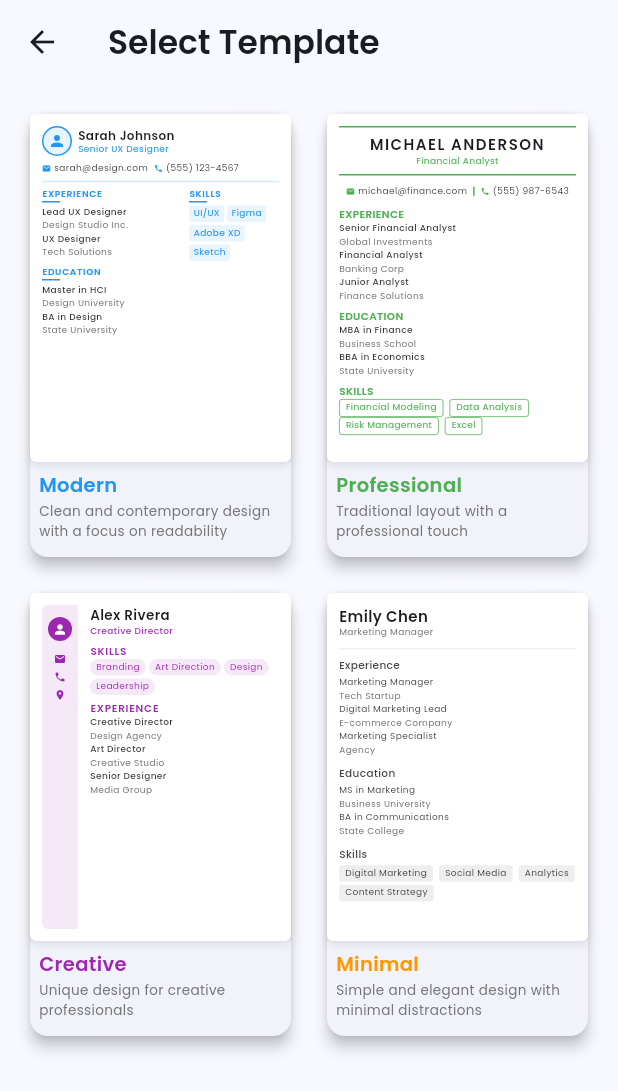
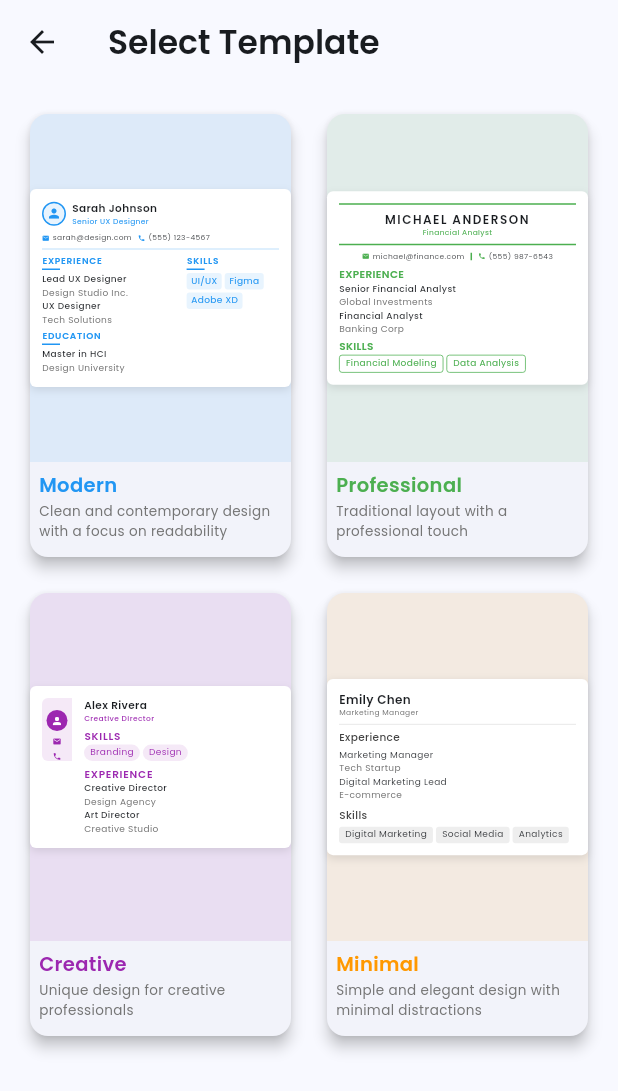
Before and after one commit to chamudithaperera/Flutter-Dart-project-07-Resume_Maker, a Flutter app: the screen it shows after launch, after a tap on "Create my resume", on a phone screen of 412 x 824 dp. Shown: the top 1091 px of the screen. Run offline on Flutter 3.47's test engine with Material 3 defaults, Android fonts, the light colour scheme and no system bars; our stand-ins replace font_awesome_flutter, google_fonts, image_picker, pdf.

Commit message:
Refactor SelectTemplatePage and ResumePreviewCard for improved layout and functionality
- Updated SelectTemplatePage to enhance the template selection interface with better padding and spacing.
- Refactored ResumePreviewCard to utilize SingleChildScrollView for improved scrolling behavior and layout adjustments.
- Adjusted text sizes and styles for better readability across different templates.
- Streamlined template data structure to include color properties and descriptions for a more informative user experience.

```diff
--- a/resume_maker/lib/screens/select_template_page.dart
+++ b/resume_maker/lib/screens/select_template_page.dart
@@ -45,20 +45,22 @@ class ResumePreviewCard extends StatelessWidget {
           ),
         ],
       ),
+      child: SingleChildScrollView(
         child: Column(
+          mainAxisSize: MainAxisSize.min,
           crossAxisAlignment: CrossAxisAlignment.start,
           children: [
             Row(
               children: [
                 Container(
-                width: 20,
-                height: 20,
+                  width: 16,
+                  height: 16,
                   decoration: BoxDecoration(
                     shape: BoxShape.circle,
                     color: color.withOpacity(0.1),
                     border: Border.all(color: color, width: 1),
                   ),
-                child: Icon(Icons.person, color: color, size: 12),
+                  child: Icon(Icons.person, color: color, size: 10),
                 ),
                 const SizedBox(width: 4),
                 Expanded(
@@ -68,14 +70,14 @@ class ResumePreviewCard extends StatelessWidget {
                       Text(
                         'Sarah Johnson',
                         style: GoogleFonts.poppins(
-                        fontSize: 8,
+                          fontSize: 7,
                           fontWeight: FontWeight.w600,
                         ),
                       ),
                       Text(
                         'Senior UX Designer',
                         style: GoogleFonts.poppins(
-                        fontSize: 6,
+                          fontSize: 5,
                           color: color,
                         ),
                       ),
@@ -88,18 +90,18 @@ class ResumePreviewCard extends StatelessWidget {
             Row(
               mainAxisSize: MainAxisSize.min,
               children: [
-              Icon(Icons.email, size: 6, color: color),
+                Icon(Icons.email, size: 5, color: color),
                 const SizedBox(width: 2),
                 Text(
                   'sarah@design.com',
-                style: GoogleFonts.poppins(fontSize: 6),
+                  style: GoogleFonts.poppins(fontSize: 5),
                 ),
                 const SizedBox(width: 4),
-              Icon(Icons.phone, size: 6, color: color),
+                Icon(Icons.phone, size: 5, color: color),
                 const SizedBox(width: 2),
                 Text(
                   '(555) 123-4567',
-                style: GoogleFonts.poppins(fontSize: 6),
+                  style: GoogleFonts.poppins(fontSize: 5),
                 ),
               ],
             ),
@@ -118,17 +120,15 @@ class ResumePreviewCard extends StatelessWidget {
                           'Lead UX Designer', 'Design Studio Inc.', color),
                       _buildExperienceItem(
                           'UX Designer', 'Tech Solutions', color),
-                    const SizedBox(height: 4),
+                      const SizedBox(height: 2),
                       _buildSection('Education', color),
                       const SizedBox(height: 2),
                       _buildExperienceItem(
                           'Master in HCI', 'Design University', color),
-                    _buildExperienceItem(
-                        'BA in Design', 'State University', color),
                     ],
                   ),
                 ),
-              const SizedBox(width: 8),
+                const SizedBox(width: 4),
                 Expanded(
                   flex: 2,
                   child: Column(
@@ -143,7 +143,6 @@ class ResumePreviewCard extends StatelessWidget {
                           _buildSkillChip('UI/UX', color),
                           _buildSkillChip('Figma', color),
                           _buildSkillChip('Adobe XD', color),
-                        _buildSkillChip('Sketch', color),
                         ],
                       ),
                     ],
@@ -152,6 +151,7 @@ class ResumePreviewCard extends StatelessWidget {
               ],
             ),
           ],
+        ),
       ),
     );
   }
@@ -170,7 +170,9 @@ class ResumePreviewCard extends StatelessWidget {
           ),
         ],
       ),
+      child: SingleChildScrollView(
         child: Column(
+          mainAxisSize: MainAxisSize.min,
           crossAxisAlignment: CrossAxisAlignment.start,
           children: [
             Container(
@@ -187,7 +189,7 @@ class ResumePreviewCard extends StatelessWidget {
                   Text(
                     'MICHAEL ANDERSON',
                     style: GoogleFonts.poppins(
-                    fontSize: 10,
+                      fontSize: 8,
                       fontWeight: FontWeight.w600,
                       letterSpacing: 1,
                     ),
@@ -196,7 +198,7 @@ class ResumePreviewCard extends StatelessWidget {
                   Text(
                     'Financial Analyst',
                     style: GoogleFonts.poppins(
-                    fontSize: 6,
+                      fontSize: 5,
                       color: color,
                     ),
                     textAlign: TextAlign.center,
@@ -204,31 +206,31 @@ class ResumePreviewCard extends StatelessWidget {
                 ],
               ),
             ),
-          const SizedBox(height: 6),
+            const SizedBox(height: 4),
             Row(
               mainAxisAlignment: MainAxisAlignment.center,
               children: [
-              Icon(Icons.email, size: 6, color: color),
+                Icon(Icons.email, size: 5, color: color),
                 const SizedBox(width: 2),
                 Text(
                   'michael@finance.com',
-                style: GoogleFonts.poppins(fontSize: 6),
+                  style: GoogleFonts.poppins(fontSize: 5),
                 ),
                 Container(
                   margin: const EdgeInsets.symmetric(horizontal: 4),
                   width: 1,
-                height: 6,
+                  height: 5,
                   color: color,
                 ),
-              Icon(Icons.phone, size: 6, color: color),
+                Icon(Icons.phone, size: 5, color: color),
                 const SizedBox(width: 2),
                 Text(
                   '(555) 987-6543',
-                style: GoogleFonts.poppins(fontSize: 6),
+                  style: GoogleFonts.poppins(fontSize: 5),
                 ),
               ],
             ),
-          const SizedBox(height: 6),
+            const SizedBox(height: 4),
             _buildProfessionalSection(
                 'Experience',
                 [
@@ -236,36 +238,23 @@ class ResumePreviewCard extends StatelessWidget {
                       'Senior Financial Analyst', 'Global Investments', color),
                   _buildProfessionalItem(
                       'Financial Analyst', 'Banking Corp', color),
-                _buildProfessionalItem(
-                    'Junior Analyst', 'Finance Solutions', color),
                 ],
                 color),
-          const SizedBox(height: 4),
-          _buildProfessionalSection(
-              'Education',
-              [
-                _buildProfessionalItem(
-                    'MBA in Finance', 'Business School', color),
-                _buildProfessionalItem(
-                    'BBA in Economics', 'State University', color),
-              ],
-              color),
-          const SizedBox(height: 4),
+            const SizedBox(height: 2),
             _buildProfessionalSection(
                 'Skills',
                 [
                   Wrap(
-                  spacing: 4,
+                    spacing: 2,
                     children: [
                       _buildProfessionalSkill('Financial Modeling', color),
                       _buildProfessionalSkill('Data Analysis', color),
-                    _buildProfessionalSkill('Risk Management', color),
-                    _buildProfessionalSkill('Excel', color),
                     ],
                   ),
                 ],
                 color),
           ],
+        ),
       ),
     );
   }
@@ -288,7 +277,7 @@ class ResumePreviewCard extends StatelessWidget {
         crossAxisAlignment: CrossAxisAlignment.start,
         children: [
           Container(
-            width: 24,
+            width: 20,
             decoration: BoxDecoration(
               color: color.withOpacity(0.1),
               borderRadius: const BorderRadius.only(
@@ -297,46 +286,47 @@ class ResumePreviewCard extends StatelessWidget {
               ),
             ),
             child: Column(
+              mainAxisSize: MainAxisSize.min,
               children: [
                 const SizedBox(height: 8),
                 Container(
-                  width: 16,
-                  height: 16,
+                  width: 14,
+                  height: 14,
                   decoration: BoxDecoration(
                     shape: BoxShape.circle,
                     color: color,
                   ),
                   child: const Icon(
                     Icons.person,
-                    size: 10,
+                    size: 8,
                     color: Colors.white,
                   ),
                 ),
-                const SizedBox(height: 8),
-                Icon(Icons.email, size: 8, color: color),
                 const SizedBox(height: 4),
-                Icon(Icons.phone, size: 8, color: color),
+                Icon(Icons.email, size: 6, color: color),
                 const SizedBox(height: 4),
-                Icon(Icons.location_on, size: 8, color: color),
+                Icon(Icons.phone, size: 6, color: color),
               ],
             ),
           ),
           const SizedBox(width: 8),
           Expanded(
+            child: SingleChildScrollView(
               child: Column(
+                mainAxisSize: MainAxisSize.min,
                 crossAxisAlignment: CrossAxisAlignment.start,
                 children: [
                   Text(
                     'Alex Rivera',
                     style: GoogleFonts.poppins(
-                    fontSize: 9,
+                      fontSize: 7,
                       fontWeight: FontWeight.w600,
                     ),
                   ),
                   Text(
                     'Creative Director',
                     style: GoogleFonts.poppins(
-                    fontSize: 6,
+                      fontSize: 5,
                       color: color,
                       fontWeight: FontWeight.w500,
                     ),
@@ -348,17 +338,16 @@ class ResumePreviewCard extends StatelessWidget {
                     runSpacing: 2,
                     children: [
                       _buildCreativeSkill('Branding', color),
-                    _buildCreativeSkill('Art Direction', color),
                       _buildCreativeSkill('Design', color),
-                    _buildCreativeSkill('Leadership', color),
                     ],
                   ),
                   const SizedBox(height: 4),
                   _buildCreativeSection('Experience', color),
-                _buildCreativeItem('Creative Director', 'Design Agency', color),
+                  _buildCreativeItem(
+                      'Creative Director', 'Design Agency', color),
                   _buildCreativeItem('Art Director', 'Creative Studio', color),
-                _buildCreativeItem('Senior Designer', 'Media Group', color),
                 ],
+              ),
             ),
           ),
         ],
@@ -380,53 +369,49 @@ class ResumePreviewCard extends StatelessWidget {
           ),
         ],
       ),
+      child: SingleChildScrollView(
         child: Column(
+          mainAxisSize: MainAxisSize.min,
           crossAxisAlignment: CrossAxisAlignment.start,
           children: [
             Text(
               'Emily Chen',
               style: GoogleFonts.poppins(
-              fontSize: 10,
+                fontSize: 8,
                 fontWeight: FontWeight.w600,
               ),
             ),
             Text(
               'Marketing Manager',
               style: GoogleFonts.poppins(
-              fontSize: 6,
+                fontSize: 5,
                 color: Colors.grey[600],
               ),
             ),
-          const SizedBox(height: 6),
+            const SizedBox(height: 4),
             Container(
               height: 0.5,
               color: Colors.grey[300],
             ),
-          const SizedBox(height: 6),
+            const SizedBox(height: 4),
             _buildMinimalSection('Experience', [
               _buildMinimalItem('Marketing Manager', 'Tech Startup'),
-            _buildMinimalItem('Digital Marketing Lead', 'E-commerce Company'),
-            _buildMinimalItem('Marketing Specialist', 'Agency'),
+              _buildMinimalItem('Digital Marketing Lead', 'E-commerce'),
             ]),
-          const SizedBox(height: 6),
-          _buildMinimalSection('Education', [
-            _buildMinimalItem('MS in Marketing', 'Business University'),
-            _buildMinimalItem('BA in Communications', 'State College'),
-          ]),
-          const SizedBox(height: 6),
+            const SizedBox(height: 4),
             _buildMinimalSection('Skills', [
               Wrap(
-              spacing: 4,
+                spacing: 2,
                 runSpacing: 2,
                 children: [
                   _buildMinimalSkill('Digital Marketing'),
                   _buildMinimalSkill('Social Media'),
                   _buildMinimalSkill('Analytics'),
-                _buildMinimalSkill('Content Strategy'),
                 ],
               ),
             ]),
           ],
+        ),
       ),
     );
   }
--- a/resume_maker/lib/screens/templates_page.dart
+++ b/resume_maker/lib/screens/templates_page.dart
@@ -1,5 +1,7 @@
 import 'package:flutter/material.dart';
 import 'package:google_fonts/google_fonts.dart';
+import 'select_template_page.dart';
+import 'template_cover_page.dart';
 
 class TemplatesPage extends StatelessWidget {
   const TemplatesPage({super.key});
@@ -11,23 +13,24 @@ class TemplatesPage extends StatelessWidget {
       children: [
         // Title
         Padding(
-          padding: const EdgeInsets.symmetric(horizontal: 20.0),
+          padding: const EdgeInsets.symmetric(horizontal: 16.0),
           child: Text(
             'Templates',
             style: GoogleFonts.poppins(
-              fontSize: 24,
+              fontSize: 20,
               fontWeight: FontWeight.bold,
               color: Colors.black87,
             ),
           ),
         ),
 
-        const SizedBox(height: 16),
+        const SizedBox(height: 12),
 
         // Search Bar
         Padding(
-          padding: const EdgeInsets.symmetric(horizontal: 20.0),
+          padding: const EdgeInsets.symmetric(horizontal: 16.0),
           child: Container(
+            height: 48,
             decoration: BoxDecoration(
               color: Colors.grey[100],
               borderRadius: BorderRadius.circular(12),
@@ -44,69 +47,95 @@ class TemplatesPage extends StatelessWidget {
                 hintText: 'Search templates',
                 hintStyle: GoogleFonts.poppins(
                   color: Colors.grey[400],
-                  fontSize: 15,
+                  fontSize: 14,
                 ),
                 prefixIcon: Icon(
                   Icons.search,
                   color: Colors.grey[400],
-                  size: 22,
+                  size: 20,
                 ),
                 border: InputBorder.none,
                 contentPadding: const EdgeInsets.symmetric(
                   horizontal: 16,
-                  vertical: 14,
+                  vertical: 12,
                 ),
               ),
             ),
           ),
         ),
 
-        const SizedBox(height: 24),
+        const SizedBox(height: 16),
 
         // Template Categories
         SizedBox(
-          height: 40,
+          height: 36,
           child: ListView(
             scrollDirection: Axis.horizontal,
             padding: const EdgeInsets.symmetric(horizontal: 16),
             children: [
               _buildCategoryChip('All', true),
               _buildCategoryChip('Professional', false),
-              _buildCategoryChip('Minimalist', false),
-              _buildCategoryChip('Simple', false),
               _buildCategoryChip('Modern', false),
               _buildCategoryChip('Creative', false),
+              _buildCategoryChip('Minimal', false),
             ],
           ),
         ),
 
-        const SizedBox(height: 24),
+        const SizedBox(height: 16),
 
         // Templates Grid
         Expanded(
           child: GridView.builder(
-            padding: const EdgeInsets.symmetric(horizontal: 20),
+            padding: const EdgeInsets.symmetric(horizontal: 16),
             gridDelegate: const SliverGridDelegateWithFixedCrossAxisCount(
               crossAxisCount: 2,
-              childAspectRatio: 0.75,
-              crossAxisSpacing: 16,
-              mainAxisSpacing: 20,
+              childAspectRatio: 0.7,
+              crossAxisSpacing: 12,
+              mainAxisSpacing: 16,
             ),
-            itemCount: 6,
+            itemCount: 4,
             itemBuilder: (context, index) {
-              final templates = const [
-                {'name': 'Celeste', 'type': 'Professional', 'new': true},
-                {'name': 'Aurora', 'type': 'Professional', 'new': false},
-                {'name': 'Bianca', 'type': 'Modern', 'new': true},
-                {'name': 'Estella', 'type': 'Professional', 'new': false},
-                {'name': 'Sarah', 'type': 'Simple', 'new': false},
-                {'name': 'Monica', 'type': 'Minimalist', 'new': true},
+              final templates = [
+                {
+                  'name': 'Modern',
+                  'type': 'Modern',
+                  'new': true,
+                  'color': const Color(0xFF2196F3),
+                  'description':
+                      'Clean and contemporary design with a focus on readability',
+                },
+                {
+                  'name': 'Professional',
+                  'type': 'Professional',
+                  'new': false,
+                  'color': const Color(0xFF4CAF50),
+                  'description': 'Traditional layout with a professional touch',
+                },
+                {
+                  'name': 'Creative',
+                  'type': 'Creative',
+                  'new': true,
+                  'color': const Color(0xFF9C27B0),
+                  'description': 'Unique design for creative professionals',
+                },
+                {
+                  'name': 'Minimal',
+                  'type': 'Minimal',
+                  'new': false,
+                  'color': const Color(0xFF607D8B),
+                  'description':
+                      'Simple and elegant design with minimal distractions',
+                },
               ];
               final template = templates[index];
               return _buildTemplateCard(
+                context,
                 template['name'] as String,
                 template['type'] as String,
                 template['new'] as bool,
+                template['color'] as Color,
+                template['description'] as String,
               );
             },
           ),
@@ -116,56 +145,53 @@ class TemplatesPage extends StatelessWidget {
   }
 
   Widget _buildCategoryChip(String label, bool isSelected) {
-    return Padding(
-      padding: const EdgeInsets.symmetric(horizontal: 4),
-      child: Material(
-        color: Colors.transparent,
-        child: InkWell(
-          onTap: () {},
-          borderRadius: BorderRadius.circular(20),
-          child: Container(
-            padding: const EdgeInsets.symmetric(horizontal: 16, vertical: 8),
-            decoration: BoxDecoration(
-              color: isSelected ? const Color(0xFF1E88E5) : Colors.white,
-              borderRadius: BorderRadius.circular(20),
-              border: Border.all(
-                color: isSelected ? const Color(0xFF1E88E5) : Colors.grey[300]!,
-              ),
-              boxShadow:
-                  isSelected
-                      ? [
-                        BoxShadow(
-                          color: const Color(0xFF1E88E5).withOpacity(0.3),
-                          blurRadius: 8,
-                          offset: const Offset(0, 2),
-                        ),
-                      ]
-                      : null,
-            ),
-            child: Text(
-              label,
-              style: GoogleFonts.poppins(
-                color: isSelected ? Colors.white : Colors.grey[700],
-                fontWeight: isSelected ? FontWeight.w600 : FontWeight.normal,
-                fontSize: 14,
-              ),
-            ),
+    return Container(
+      margin: const EdgeInsets.only(right: 8),
+      child: FilterChip(
+        selected: isSelected,
+        label: Text(
+          label,
+          style: GoogleFonts.poppins(
+            fontSize: 13,
+            color: isSelected ? Colors.white : Colors.grey[800],
           ),
         ),
+        backgroundColor: Colors.grey[100],
+        selectedColor: const Color(0xFF1E88E5),
+        onSelected: (bool selected) {},
+        shape: RoundedRectangleBorder(
+          borderRadius: BorderRadius.circular(20),
+        ),
+        padding: const EdgeInsets.symmetric(horizontal: 8, vertical: 0),
+        visualDensity: VisualDensity.compact,
       ),
     );
   }
 
-  Widget _buildTemplateCard(String name, String type, bool isNew) {
+  Widget _buildTemplateCard(
+    BuildContext context,
+    String name,
+    String type,
+    bool isNew,
+    Color color,
+    String description,
+  ) {
     return Material(
       color: Colors.transparent,
       child: InkWell(
-        onTap: () {},
-        borderRadius: BorderRadius.circular(16),
+        onTap: () {
+          Navigator.push(
+            context,
+            MaterialPageRoute(
+              builder: (context) => TemplateCoverPage(templateName: name),
+            ),
+          );
+        },
+        borderRadius: BorderRadius.circular(12),
         child: Container(
           decoration: BoxDecoration(
             color: Colors.white,
-            borderRadius: BorderRadius.circular(16),
+            borderRadius: BorderRadius.circular(12),
             boxShadow: [
               BoxShadow(
                 color: Colors.black.withOpacity(0.06),
@@ -181,38 +207,41 @@ class TemplatesPage extends StatelessWidget {
               Expanded(
                 child: Container(
                   decoration: BoxDecoration(
-                    color: Colors.grey[50],
+                    color: color.withOpacity(0.1),
                     borderRadius: const BorderRadius.vertical(
-                      top: Radius.circular(16),
+                      top: Radius.circular(12),
                     ),
                   ),
                   child: Stack(
                     children: [
-                      Center(
-                        child: Icon(
-                          Icons.description_outlined,
-                          size: 40,
-                          color: Colors.grey[400],
+                      Padding(
+                        padding: const EdgeInsets.all(8.0),
+                        child: Center(
+                          child: ResumePreviewCard(
+                            accentColor:
+                                '#${color.value.toRadixString(16).substring(2)}',
+                            templateName: name,
+                          ),
                         ),
                       ),
                       if (isNew)
                         Positioned(
-                          top: 12,
-                          right: 12,
+                          top: 8,
+                          right: 8,
                           child: Container(
                             padding: const EdgeInsets.symmetric(
-                              horizontal: 8,
-                              vertical: 4,
+                              horizontal: 6,
+                              vertical: 2,
                             ),
                             decoration: BoxDecoration(
                               color: const Color(0xFF1E88E5),
-                              borderRadius: BorderRadius.circular(12),
+                              borderRadius: BorderRadius.circular(8),
                             ),
                             child: Text(
                               'NEW',
                               style: GoogleFonts.poppins(
                                 color: Colors.white,
-                                fontSize: 10,
+                                fontSize: 9,
                                 fontWeight: FontWeight.w600,
                               ),
                             ),
@@ -224,25 +253,27 @@ class TemplatesPage extends StatelessWidget {
               ),
               // Template Info
               Padding(
-                padding: const EdgeInsets.all(12),
+                padding: const EdgeInsets.all(10),
                 child: Column(
                   crossAxisAlignment: CrossAxisAlignment.start,
                   children: [
                     Text(
                       name,
                       style: GoogleFonts.poppins(
-                        fontSize: 16,
+                        fontSize: 14,
                         fontWeight: FontWeight.w600,
                         color: Colors.black87,
                       ),
                     ),
                     const SizedBox(height: 2),
                     Text(
-                      type,
+                      description,
                       style: GoogleFonts.poppins(
-                        fontSize: 13,
+                        fontSize: 12,
                         color: Colors.grey[600],
                       ),
+                      maxLines: 2,
+                      overflow: TextOverflow.ellipsis,
                     ),
                   ],
                 ),
```
Lines whose indentation alone changed are shown as unchanged.
